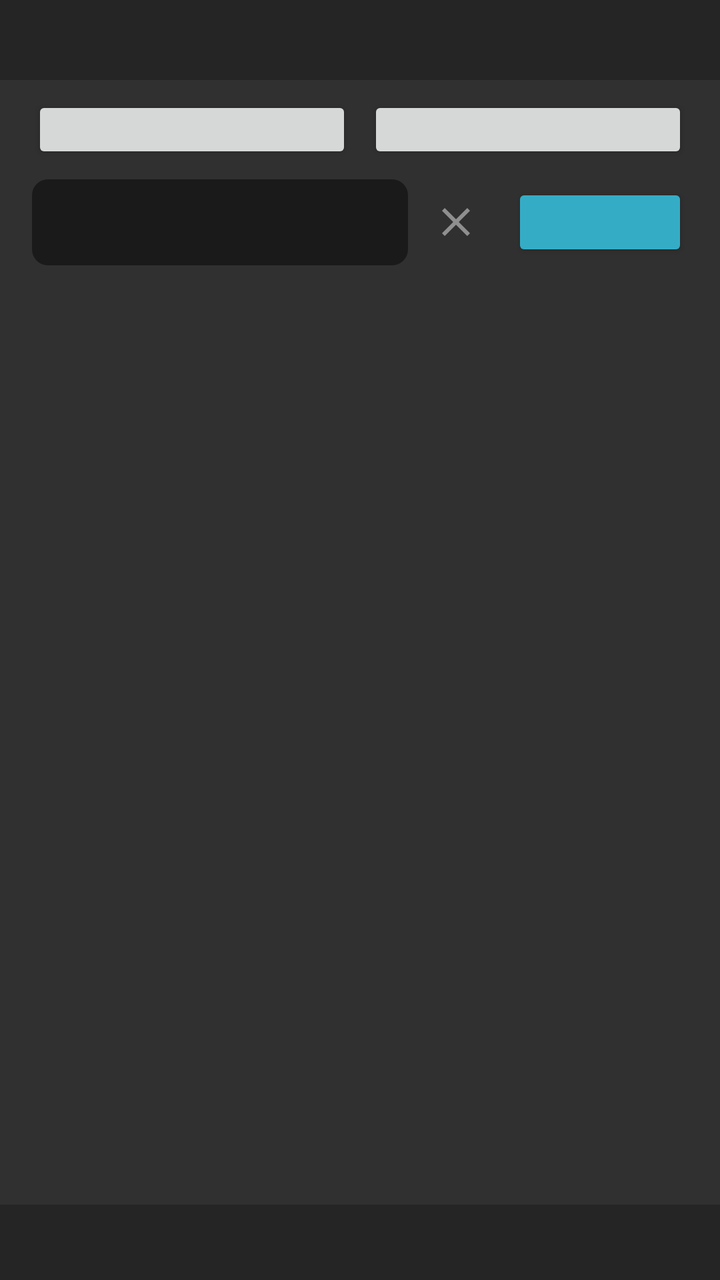
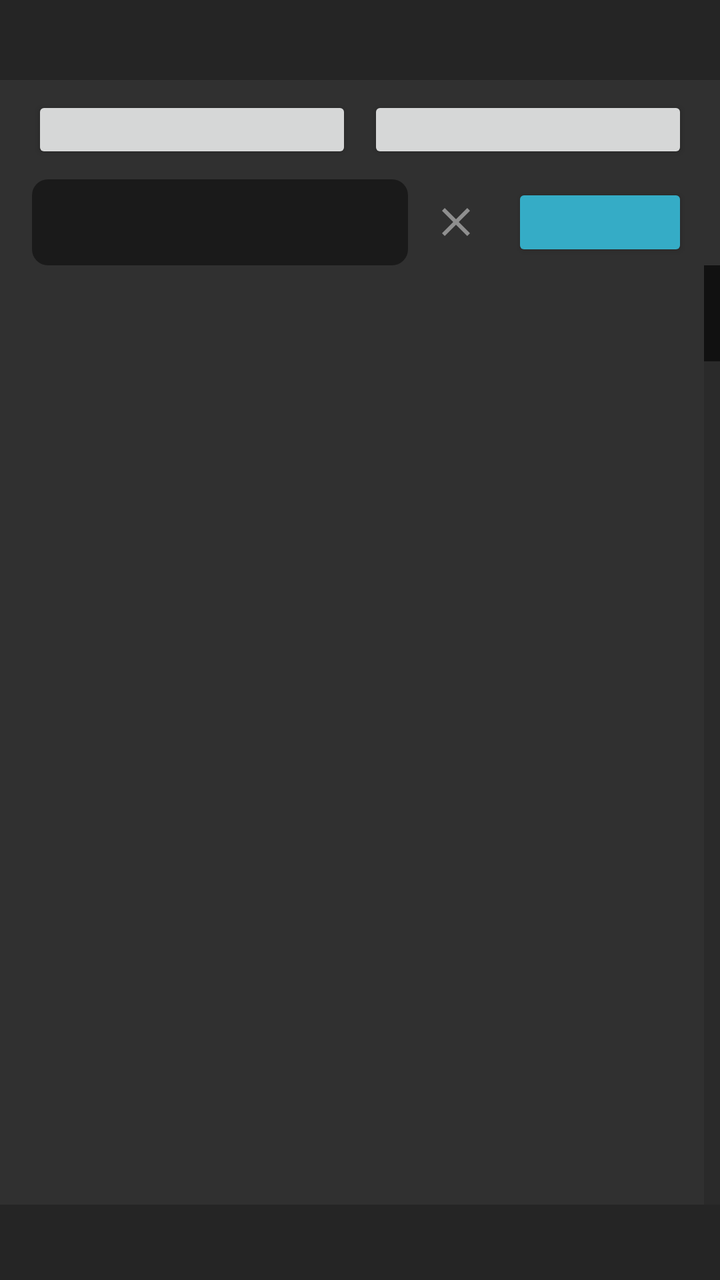

Compare the two renders of this Android layout. The source of the first and the diff that turns it into the second are given below.
<!-- AndroidManifest.xml: application theme Theme.UsefulUnpack -->
<!-- res/layout/dialog_global_search.xml -->
<?xml version="1.0" encoding="utf-8"?>
<LinearLayout xmlns:android="http://schemas.android.com/apk/res/android"
    android:layout_width="match_parent"
    android:layout_height="match_parent"
    android:orientation="vertical"
    android:background="@color/bg_surface">

    
    <LinearLayout
        android:layout_width="match_parent"
        android:layout_height="40dp"
        android:orientation="horizontal"
        android:gravity="center_vertical"
        android:background="@color/bg_surface_dim"
        android:paddingStart="16dp"
        android:paddingEnd="8dp">

        <TextView
            android:id="@+id/searchScope"
            android:layout_width="0dp"
            android:layout_height="wrap_content"
            android:layout_weight="1"
            android:textSize="12sp"
            android:textColor="@color/text_secondary"
            android:singleLine="true"
            android:ellipsize="start" />

        <Button
            android:id="@+id/btnChangeDir"
            android:layout_width="wrap_content"
            android:layout_height="wrap_content"
            android:textSize="12sp"
            android:textColor="@color/accent"
            android:background="@null"
            android:minHeight="0dp"
            android:padding="8dp" />
    </LinearLayout>

    
    <LinearLayout
        android:layout_width="match_parent"
        android:layout_height="wrap_content"
        android:orientation="horizontal"
        android:gravity="center"
        android:paddingStart="16dp"
        android:paddingEnd="16dp"
        android:paddingTop="8dp"
        android:paddingBottom="8dp">

        <Button
            android:id="@+id/btnFilename"
            android:layout_width="0dp"
            android:layout_height="wrap_content"
            android:layout_weight="1"
            android:textSize="13sp"
            android:minHeight="0dp"
            android:paddingTop="8dp"
            android:paddingBottom="8dp" />

        <Button
            android:id="@+id/btnContent"
            android:layout_width="0dp"
            android:layout_height="wrap_content"
            android:layout_weight="1"
            android:layout_marginStart="8dp"
            android:textSize="13sp"
            android:minHeight="0dp"
            android:paddingTop="8dp"
            android:paddingBottom="8dp" />
    </LinearLayout>

    
    <LinearLayout
        android:layout_width="match_parent"
        android:layout_height="wrap_content"
        android:orientation="horizontal"
        android:gravity="center_vertical"
        android:paddingStart="16dp"
        android:paddingEnd="16dp">

        <EditText
            android:id="@+id/etQuery"
            android:layout_width="0dp"
            android:layout_height="wrap_content"
            android:layout_weight="1"
            android:textSize="14sp"
            android:singleLine="true"
            android:imeOptions="actionSearch"
            android:inputType="text"
            android:background="@drawable/bg_input"
            android:padding="12dp"
            android:textColor="@color/text_primary"
            android:textColorHint="@color/text_hint" />

        <ImageButton
            android:id="@+id/btnClear"
            android:layout_width="40dp"
            android:layout_height="40dp"
            android:layout_marginStart="4dp"
            android:src="@drawable/ic_clear"
            android:tint="@color/text_hint"
            android:background="?attr/selectableItemBackgroundBorderless"
            android:importantForAccessibility="no" />

        <Button
            android:id="@+id/btnSearch"
            android:layout_width="wrap_content"
            android:layout_height="wrap_content"
            android:layout_marginStart="8dp"
            android:textSize="14sp"
            android:minHeight="0dp"
            android:paddingStart="18dp"
            android:paddingEnd="18dp"
            android:paddingTop="10dp"
            android:paddingBottom="10dp"
            android:backgroundTint="@color/accent"
            android:textColor="#000000" />
    </LinearLayout>

    
    <ProgressBar
        android:id="@+id/searchProgress"
        android:layout_width="match_parent"
        android:layout_height="wrap_content"
        android:indeterminate="true"
        android:visibility="gone"
        android:paddingStart="16dp"
        android:paddingEnd="16dp" />

    
    <ListView
        android:id="@+id/listResults"
        android:layout_width="match_parent"
        android:layout_height="0dp"
        android:layout_weight="1"
        android:divider="@color/divider"
        android:dividerHeight="1dp"
        android:listSelector="#40ffffff" />

    
    <LinearLayout
        android:layout_width="match_parent"
        android:layout_height="wrap_content"
        android:orientation="horizontal"
        android:gravity="center_vertical"
        android:background="@color/bg_surface_dim"
        android:paddingStart="16dp"
        android:paddingEnd="8dp">

        <TextView
            android:id="@+id/tvStats"
            android:layout_width="0dp"
            android:layout_height="wrap_content"
            android:layout_weight="1"
            android:textSize="12sp"
            android:textColor="@color/text_tertiary" />

        <Button
            android:id="@+id/btnContinue"
            android:layout_width="wrap_content"
            android:layout_height="wrap_content"
            android:textSize="12sp"
            android:textColor="@color/accent"
            android:background="@null"
            android:visibility="gone"
            android:minHeight="0dp"
            android:padding="8dp" />

        <Button
            android:id="@+id/btnClose"
            android:layout_width="wrap_content"
            android:layout_height="wrap_content"
            android:textSize="13sp"
            android:textColor="@color/text_secondary"
            android:background="@null"
            android:minHeight="0dp"
            android:padding="10dp" />
    </LinearLayout>

</LinearLayout>
<!-- resources referenced by this layout -->
<resources>
  <color name="accent">#35acc6</color>
  <color name="bg_surface">#303030</color>
  <color name="bg_surface_dim">#252525</color>
  <color name="divider">#1a1a1a</color>
  <color name="text_hint">#8f8f8f</color>
  <color name="text_primary">#e0f9ff</color>
  <color name="text_secondary">#b0b0b0</color>
  <color name="text_tertiary">#9a9a9a</color>
  <style name="Theme.UsefulUnpack" parent="Theme.AppCompat.DayNight.NoActionBar">
          <item name="alertDialogTheme">@style/Theme.UsefulUnpack.Dialog</item>
          <item name="colorAccent">@color/accent</item>
          <item name="android:colorAccent">@color/accent</item>
          <item name="android:windowBackground">@color/bg_surface</item>
      </style>
  <color name="bg_surface_dark">#1a1a1a</color>
  <style name="Theme.UsefulUnpack.Dialog" parent="Theme.AppCompat.DayNight.Dialog.Alert">
          <item name="android:background">@color/bg_surface_dim</item>
          <item name="android:windowBackground">@color/bg_surface_dim</item>
          <item name="android:backgroundDimEnabled">true</item>
          <item name="android:backgroundDimAmount">0.6</item>
          <item name="colorAccent">@color/accent</item>
          <item name="android:colorAccent">@color/accent</item>
  
          
          <item name="android:titleTextColor">@color/text_primary</item>
  
          
          <item name="android:textColorPrimary">@color/text_primary</item>
          <item name="android:textColorSecondary">@color/text_secondary</item>
          <item name="android:textColorAlertDialogListItem">@color/text_primary</item>
  
          
          <item name="buttonBarPositiveButtonStyle">@style/Widget.UsefulUnpack.Button.Positive</item>
          <item name="buttonBarNegativeButtonStyle">@style/Widget.UsefulUnpack.Button.Negative</item>
          <item name="buttonBarNeutralButtonStyle">@style/Widget.UsefulUnpack.Button.Neutral</item>
      </style>
  <!-- unchanged entries left out for length: 5 -->
</resources>

<!-- the commit's change to res/layout/dialog_global_search.xml (unified diff, before → after) -->
@@ -120,12 +120,12 @@
     
     <ProgressBar
         android:id="@+id/searchProgress"
-        android:layout_width="match_parent"
+        android:layout_width="wrap_content"
         android:layout_height="wrap_content"
-        android:indeterminate="true"
+        android:layout_gravity="center_horizontal"
         android:visibility="gone"
-        android:paddingStart="16dp"
-        android:paddingEnd="16dp" />
+        android:paddingTop="10dp"
+        android:paddingBottom="4dp" />
 
     
     <ListView
@@ -135,7 +135,11 @@
         android:layout_weight="1"
         android:divider="@color/divider"
         android:dividerHeight="1dp"
-        android:listSelector="#40ffffff" />
+        android:listSelector="#40ffffff"
+        android:fastScrollEnabled="true"
+        android:fastScrollAlwaysVisible="true"
+        android:fastScrollThumbDrawable="@drawable/fastscroll_thumb"
+        android:fastScrollTrackDrawable="@drawable/fastscroll_track" />
 
     
     <LinearLayout
<!-- resource entries referenced after the edit -->
@@ -8,11 +8,34 @@
   <color name="text_primary">#e0f9ff</color>
   <color name="text_secondary">#b0b0b0</color>
   <color name="text_tertiary">#9a9a9a</color>
+  <!-- drawable fastscroll_thumb (drawable) -->
+  <?xml version="1.0" encoding="utf-8"?>
+  <shape xmlns:android="http://schemas.android.com/apk/res/android"
+      android:shape="rectangle">
+      <size android:width="10dp" android:height="60dp" />
+      <solid android:color="#E635ACC6" />
+      <corners android:radius="5dp" />
+  </shape>
+  <!-- drawable fastscroll_track (drawable) -->
+  <?xml version="1.0" encoding="utf-8"?>
+  <shape xmlns:android="http://schemas.android.com/apk/res/android"
+      android:shape="rectangle">
+      <size android:width="4dp" />
+      <solid android:color="#33FFFFFF" />
+      <corners android:radius="2dp" />
+  </shape>
   <style name="Theme.UsefulUnpack" parent="Theme.AppCompat.DayNight.NoActionBar">
           <item name="alertDialogTheme">@style/Theme.UsefulUnpack.Dialog</item>
           <item name="colorAccent">@color/accent</item>
           <item name="android:colorAccent">@color/accent</item>
           <item name="android:windowBackground">@color/bg_surface</item>
+  
+          
+          <item name="android:scrollbarThumbVertical">@drawable/scrollbar_thumb_vertical</item>
+          <item name="android:scrollbarTrackVertical">@drawable/scrollbar_track_vertical</item>
+          <item name="android:scrollbarSize">14dp</item>
+          <item name="android:scrollbarStyle">insideOverlay</item>
+          <item name="android:scrollbarAlwaysDrawVerticalTrack">true</item>
       </style>
   <color name="bg_surface_dark">#1a1a1a</color>
   <style name="Theme.UsefulUnpack.Dialog" parent="Theme.AppCompat.DayNight.Dialog.Alert">
@@ -22,6 +45,13 @@
           <item name="android:backgroundDimAmount">0.6</item>
           <item name="colorAccent">@color/accent</item>
           <item name="android:colorAccent">@color/accent</item>
+  
+          
+          <item name="android:scrollbarThumbVertical">@drawable/scrollbar_thumb_vertical</item>
+          <item name="android:scrollbarTrackVertical">@drawable/scrollbar_track_vertical</item>
+          <item name="android:scrollbarSize">14dp</item>
+          <item name="android:scrollbarStyle">insideOverlay</item>
+          <item name="android:scrollbarAlwaysDrawVerticalTrack">true</item>
   
           
           <item name="android:titleTextColor">@color/text_primary</item>
@@ -36,6 +66,22 @@
           <item name="buttonBarNegativeButtonStyle">@style/Widget.UsefulUnpack.Button.Negative</item>
           <item name="buttonBarNeutralButtonStyle">@style/Widget.UsefulUnpack.Button.Neutral</item>
       </style>
+  <!-- drawable scrollbar_thumb_vertical (drawable) -->
+  <?xml version="1.0" encoding="utf-8"?>
+  <shape xmlns:android="http://schemas.android.com/apk/res/android"
+      android:shape="rectangle">
+      <size android:width="14dp" android:height="48dp" />
+      <solid android:color="#59FFFFFF" />
+      <corners android:radius="7dp" />
+  </shape>
+  <!-- drawable scrollbar_track_vertical (drawable) -->
+  <?xml version="1.0" encoding="utf-8"?>
+  <shape xmlns:android="http://schemas.android.com/apk/res/android"
+      android:shape="rectangle">
+      <size android:width="14dp" />
+      <solid android:color="#1FFFFFFF" />
+      <corners android:radius="7dp" />
+  </shape>
   <!-- unchanged entries left out for length: 5 -->
 </resources>
 
